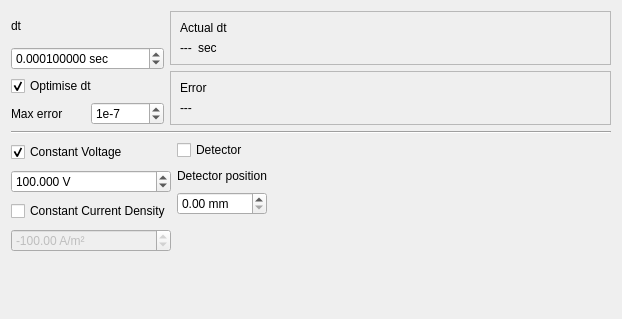
Before: the Qt Designer form src/inputparameters.ui in hobrasoft/simul6, drawn with Qt 5.
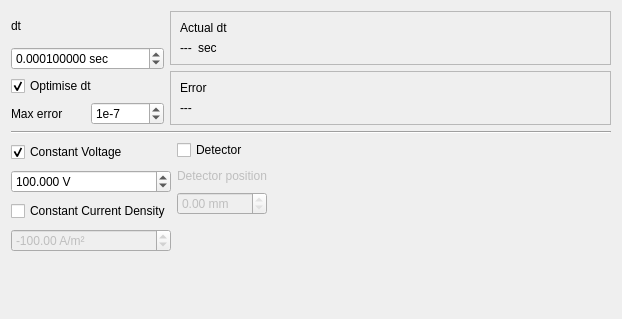
After: the same form once the commit is applied.

```diff
--- a/src/inputparameters.ui
+++ b/src/inputparameters.ui
@@ -229,9 +229,15 @@
     <layout class="QGridLayout" name="gridLayout_6">
      <item row="2" column="0">
       <widget class="QDoubleSpinBox" name="f_detector_position">
+       <property name="enabled">
+        <bool>false</bool>
+       </property>
        <property name="suffix">
         <string> mm</string>
        </property>
+       <property name="maximum">
+        <double>0.000000000000000</double>
+       </property>
       </widget>
      </item>
      <item row="3" column="0">
@@ -256,6 +262,9 @@
      </item>
      <item row="1" column="0">
       <widget class="QLabel" name="f_detector_label">
+       <property name="enabled">
+        <bool>false</bool>
+       </property>
        <property name="text">
         <string>Detector position</string>
        </property>
```
